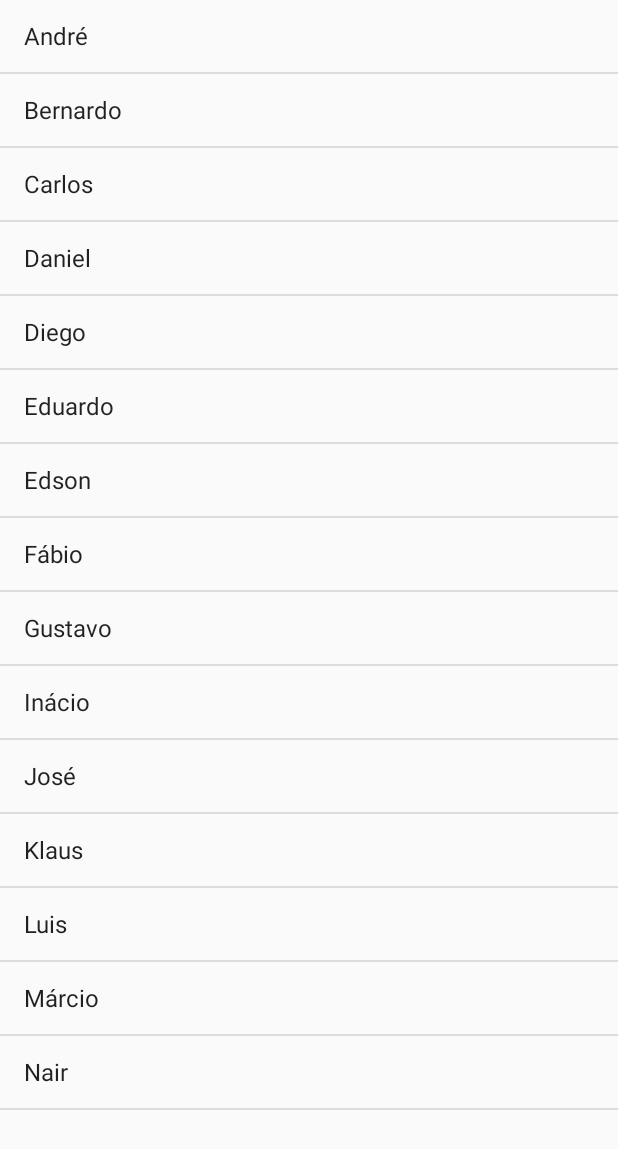
After one commit to fhorn-fhorn/UNISC_PDM, an Android app: the Aula6ExemploActivity screen opened directly, with no data from a screen before it, on a phone screen of 412 x 824 dp. The commit adds this screen. Shown: the top 1149 px of the screen. Run offline under Robolectric (Android 15) with nearby library versions, the phone set to English and light mode, and no system bars.

Commit message:
Aula 6 Commit Final

```diff
--- /dev/null
+++ b/app/src/main/java/com/m35725/unisc_pdm/Aula6ExemploActivity.java
@@ -0,0 +1,103 @@
+package com.m35725.unisc_pdm;
+
+import androidx.appcompat.app.AppCompatActivity;
+
+import android.app.AlertDialog;
+import android.app.ListActivity;
+import android.content.Intent;
+import android.os.Bundle;
+import android.view.View;
+import android.widget.AdapterView;
+import android.widget.ArrayAdapter;
+import android.widget.ListAdapter;
+import android.widget.ListView;
+import android.widget.TextView;
+import android.widget.Toast;
+
+import java.util.Arrays;
+
+//public class Aula6ExemploActivity extends AppCompatActivity {
+public class Aula6ExemploActivity extends ListActivity implements AdapterView.OnItemClickListener {
+
+    String [] values = {"André","Bernardo","Carlos","Daniel","Diego","Eduardo","Edson","Fábio","Gustavo","Inácio","José","Klaus","Luis","Márcio","Nair" };
+
+    @Override
+    protected void onCreate(Bundle savedInstanceState) {
+        super.onCreate(savedInstanceState);
+        setContentView(R.layout.activity_aula6_exemplo);
+
+        ArrayAdapter<String> adaptList= new ArrayAdapter<String>(this,
+                android.R.layout.simple_list_item_1, Arrays.asList(values));
+        setListAdapter(adaptList);
+        ListView listView= getListView();
+        listView.setOnItemClickListener(this);
+    }
+
+    @Override
+    public void onItemClick(AdapterView<?> parent, View view, int position, long id){
+        TextView textView= (TextView) view;
+        String msg= "Mensagem: " + textView.getText();
+        Toast.makeText(getApplicationContext(), msg, Toast.LENGTH_SHORT).show();
+        Intent intent= new Intent(Aula6ExemploActivity.this, Aula6ConsultaActivity.class);
+        intent.putExtra("NomePessoa", textView.getText());
+        startActivity(intent);
+    }
+
+    /*
+    @Override
+    protected void onListItemClick(ListView listView, View v, int position, long id) {
+        // Get the list data adapter.
+        ListAdapter listAdapter = listView.getAdapter();
+        // Get user selected item object.
+        Object selectItemObj = listAdapter.getItem(position);
+        String itemText = (String)selectItemObj;
+
+        // Create an AlertDialog to show.
+        AlertDialog alertDialog = new AlertDialog.Builder(this).create();
+        alertDialog.setMessage(itemText);
+        alertDialog.show();
+    }
+
+    /*
+    @Override
+    protected void onCreate(Bundle savedInstanceState) {
+        super.onCreate(savedInstanceState);
+        // Set the activity layout xml file.
+        setContentView(R.layout.activity_list_activity_example);
+
+        // Create a list data which will be displayed in inner ListView.
+        List<String> listData = new ArrayList<String>();
+        listData.add("Audi");
+        listData.add("Benz");
+        listData.add("BMW");
+        listData.add("Ford");
+        listData.add("Honda");
+        listData.add("Toyoto");
+
+        // Create the ArrayAdapter use the item row layout and the list data.
+        ArrayAdapter<String> listDataAdapter = new ArrayAdapter<String>(this, R.layout.activity_list_activity_example_row, R.id.listRowTextView, listData);
+
+        // Set this adapter to inner ListView object.
+        this.setListAdapter(listDataAdapter);
+    }
+
+    // When user click list item, this method will be invoked.
+    @Override
+    protected void onListItemClick(ListView listView, View v, int position, long id) {
+        // Get the list data adapter.
+        ListAdapter listAdapter = listView.getAdapter();
+        // Get user selected item object.
+        Object selectItemObj = listAdapter.getItem(position);
+        String itemText = (String)selectItemObj;
+
+        // Create an AlertDialog to show.
+        AlertDialog alertDialog = new AlertDialog.Builder(this).create();
+        alertDialog.setMessage(itemText);
+        alertDialog.show();
+    }
+
+
+
+
+    */
+}
--- a/app/src/main/java/com/m35725/unisc_pdm/MainActivity.java
+++ b/app/src/main/java/com/m35725/unisc_pdm/MainActivity.java
@@ -34,4 +34,9 @@ public class MainActivity extends AppCompatActivity {
         startActivity(intent);
     }
 
+    public void btnAula6Click(View view) {
+        Intent intent= new Intent(MainActivity.this, Aula6MainActivity.class);
+        startActivity(intent);
+    }
+
 }
--- /dev/null
+++ b/app/src/main/res/layout/activity_aula6_exemplo.xml
@@ -0,0 +1,20 @@
+<?xml version="1.0" encoding="utf-8"?>
+<LinearLayout xmlns:android="http://schemas.android.com/apk/res/android"
+    xmlns:app="http://schemas.android.com/apk/res-auto"
+    xmlns:tools="http://schemas.android.com/tools"
+    android:layout_width="match_parent"
+    android:layout_height="match_parent"
+    android:orientation="vertical"
+    tools:context=".Aula6ExemploActivity">
+
+    <ListView
+        android:id="@android:id/list"
+        android:layout_width="match_parent"
+        android:layout_height="match_parent" />
+
+    <TextView
+        android:id="@android:id/empty"
+        android:layout_width="match_parent"
+        android:layout_height="match_parent" />
+
+</LinearLayout>
```
Also changed, not shown: app/src/main/AndroidManifest.xml (+9 -6 lines), app/src/main/java/com/m35725/unisc_pdm/Aula6ConsultaActivity.java (added, +101 -0 lines), app/src/main/java/com/m35725/unisc_pdm/Aula6MainActivity.java (added, +90 -0 lines), app/src/main/res/layout/activity_aula6_consulta.xml (added, +37 -0 lines), app/src/main/res/layout/activity_aula6_main.xml (added, +28 -0 lines), app/src/main/res/layout/activity_main.xml (+7 -0 lines), app/src/main/res/layout/advanced_spinner_item.xml (added, +13 -0 lines), app/src/main/res/menu/meumenu.xml (added, +7 -0 lines).
